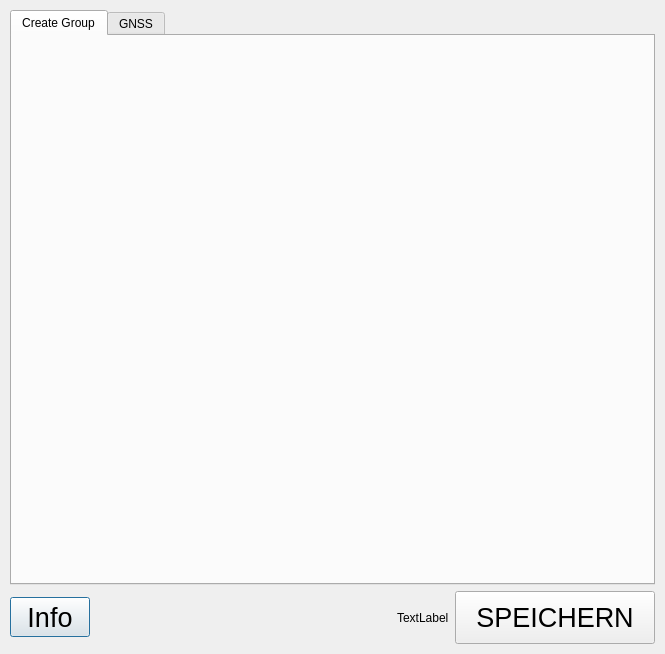
First picture: the form in gui/lfb_regeneration_wildlife_impact_dialog_base.ui, repository b-lack/qgis-fim-plugin, before the edit.
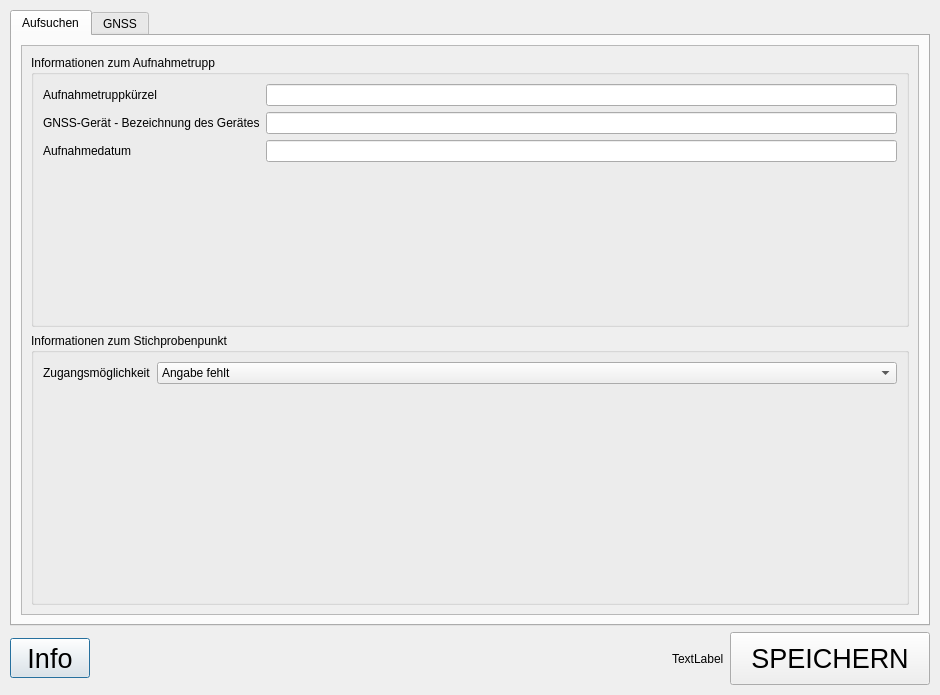
Second picture: the form after the edit. The open tabs and pages were chosen to show the change. Icons and pictures are not drawn.

```diff
--- a/gui/lfb_regeneration_wildlife_impact_dialog_base.ui
+++ b/gui/lfb_regeneration_wildlife_impact_dialog_base.ui
@@ -6,8 +6,8 @@
    <rect>
     <x>0</x>
     <y>0</y>
-    <width>665</width>
-    <height>654</height>
+    <width>940</width>
+    <height>695</height>
    </rect>
   </property>
   <property name="sizePolicy">
@@ -132,39 +132,141 @@
    <item row="0" column="0">
     <widget class="QTabWidget" name="tabWidget">
      <property name="currentIndex">
-      <number>1</number>
+      <number>0</number>
      </property>
      <property name="elideMode">
       <enum>Qt::ElideRight</enum>
      </property>
      <widget class="QWidget" name="tab">
       <attribute name="icon">
-       <iconset theme="dialog-information"/>
+       <iconset theme="dialog-information">
+        <normaloff>.</normaloff>.</iconset>
       </attribute>
       <attribute name="title">
-       <string>Create Group</string>
+       <string>Aufsuchen</string>
       </attribute>
-     </widget>
-     <widget class="QWidget" name="tab_2">
-      <property name="styleSheet">
-       <string notr="true">background-color:rgb(30, 31, 27)</string>
-      </property>
-      <attribute name="icon">
-       <iconset theme="scanner"/>
-      </attribute>
-      <attribute name="title">
-       <string>GNSS</string>
-      </attribute>
-      <widget class="QWidget" name="formLayoutWidget">
+      <layout class="QHBoxLayout" name="horizontalLayout_3">
+       <item>
+        <widget class="QScrollArea" name="scrollArea">
+         <property name="widgetResizable">
+          <bool>true</bool>
+         </property>
+         <widget class="QWidget" name="scrollAreaWidgetContents">
        <property name="geometry">
         <rect>
          <x>0</x>
          <y>0</y>
-         <width>641</width>
-         <height>551</height>
-        </rect>
-       </property>
+            <width>872</width>
+            <height>556</height>
+           </rect>
+          </property>
+          <layout class="QVBoxLayout" name="verticalLayout_2">
+           <item>
+            <widget class="QGroupBox" name="groupBox">
+             <property name="sizePolicy">
+              <sizepolicy hsizetype="Preferred" vsizetype="Minimum">
+               <horstretch>0</horstretch>
+               <verstretch>0</verstretch>
+              </sizepolicy>
+             </property>
+             <property name="title">
+              <string>Informationen zum Aufnahmetrupp</string>
+             </property>
+             <property name="checkable">
+              <bool>false</bool>
+             </property>
+             <layout class="QVBoxLayout" name="verticalLayout">
+              <item>
        <layout class="QFormLayout" name="formLayout">
+                <item row="0" column="0">
+                 <widget class="QLabel" name="label_4">
+                  <property name="text">
+                   <string>Aufnahmetruppkürzel</string>
+                  </property>
+                 </widget>
+                </item>
+                <item row="0" column="1">
+                 <widget class="QLineEdit" name="lineEdit_3"/>
+                </item>
+                <item row="1" column="0">
+                 <widget class="QLabel" name="label_5">
+                  <property name="text">
+                   <string>GNSS-Gerät - Bezeichnung des Gerätes</string>
+                  </property>
+                 </widget>
+                </item>
+                <item row="1" column="1">
+                 <widget class="QLineEdit" name="lineEdit_4"/>
+                </item>
+                <item row="2" column="0">
+                 <widget class="QLabel" name="label_7">
+                  <property name="text">
+                   <string>Aufnahmedatum</string>
+                  </property>
+                 </widget>
+                </item>
+                <item row="2" column="1">
+                 <widget class="QLineEdit" name="lineEdit_5"/>
+                </item>
+               </layout>
+              </item>
+             </layout>
+            </widget>
+           </item>
+           <item>
+            <widget class="QGroupBox" name="groupBox_2">
+             <property name="title">
+              <string>Informationen zum Stichprobenpunkt</string>
+             </property>
+             <layout class="QVBoxLayout" name="verticalLayout_3">
+              <item>
+               <layout class="QFormLayout" name="formLayout_2">
+                <item row="0" column="0">
+                 <widget class="QLabel" name="label_6">
+                  <property name="text">
+                   <string>Zugangsmöglichkeit</string>
+                  </property>
+                 </widget>
+                </item>
+                <item row="0" column="1">
+                 <widget class="QComboBox" name="comboBox">
+                  <item>
+                   <property name="text">
+                    <string>Angabe fehlt</string>
+                   </property>
+                  </item>
+                  <item>
+                   <property name="text">
+                    <string>nicht begehbar, gefährliche Geländebedingung</string>
+                   </property>
+                  </item>
+                 </widget>
+                </item>
+               </layout>
+              </item>
+             </layout>
+            </widget>
+           </item>
+          </layout>
+         </widget>
+        </widget>
+       </item>
+      </layout>
+     </widget>
+     <widget class="QWidget" name="tab_2">
+      <property name="styleSheet">
+       <string notr="true">background-color:rgb(30, 31, 27)</string>
+      </property>
+      <attribute name="icon">
+       <iconset theme="scanner">
+        <normaloff>.</normaloff>.</iconset>
+      </attribute>
+      <attribute name="title">
+       <string>GNSS</string>
+      </attribute>
+      <layout class="QHBoxLayout" name="horizontalLayout_2">
+       <item>
+        <layout class="QGridLayout" name="gridLayout_3">
         <property name="leftMargin">
          <number>10</number>
         </property>
@@ -177,13 +279,6 @@
         <property name="bottomMargin">
          <number>10</number>
         </property>
-        <item row="0" column="0">
-         <widget class="QLabel" name="label">
-          <property name="text">
-           <string>TextLabel</string>
-          </property>
-         </widget>
-        </item>
         <item row="0" column="1">
          <widget class="QLineEdit" name="lineEdit"/>
         </item>
@@ -194,9 +289,6 @@
           </property>
          </widget>
         </item>
-        <item row="1" column="1">
-         <widget class="QLineEdit" name="lABELsdfSdfLineEdit"/>
-        </item>
         <item row="2" column="0" colspan="2">
          <layout class="QGridLayout" name="gridLayout_2">
           <property name="leftMargin">
@@ -211,7 +303,34 @@
           <property name="bottomMargin">
            <number>10</number>
           </property>
-          <item row="1" column="0">
+           <item row="0" column="2">
+            <widget class="QToolButton" name="toolButton">
+             <property name="minimumSize">
+              <size>
+               <width>40</width>
+               <height>40</height>
+              </size>
+             </property>
+             <property name="font">
+              <font>
+               <pointsize>20</pointsize>
+              </font>
+             </property>
+             <property name="cursor">
+              <cursorShape>PointingHandCursor</cursorShape>
+             </property>
+             <property name="text">
+              <string>?</string>
+             </property>
+             <property name="iconSize">
+              <size>
+               <width>23</width>
+               <height>20</height>
+              </size>
+             </property>
+            </widget>
+           </item>
+           <item row="0" column="0">
            <widget class="QLabel" name="label_2">
             <property name="sizePolicy">
              <sizepolicy hsizetype="Fixed" vsizetype="Fixed">
@@ -238,7 +357,7 @@
             </property>
            </widget>
           </item>
-          <item row="1" column="1">
+           <item row="0" column="1">
            <widget class="QLineEdit" name="lineEdit_2">
             <property name="minimumSize">
              <size>
@@ -258,37 +377,21 @@
             </property>
            </widget>
           </item>
-          <item row="1" column="2">
-           <widget class="QToolButton" name="toolButton">
-            <property name="minimumSize">
-             <size>
-              <width>40</width>
-              <height>40</height>
-             </size>
-            </property>
-            <property name="font">
-             <font>
-              <pointsize>20</pointsize>
-             </font>
-            </property>
-            <property name="cursor">
-             <cursorShape>PointingHandCursor</cursorShape>
-            </property>
+          </layout>
+         </item>
+         <item row="1" column="1">
+          <widget class="QLineEdit" name="lABELsdfSdfLineEdit"/>
+         </item>
+         <item row="0" column="0">
+          <widget class="QLabel" name="label">
             <property name="text">
-             <string>?</string>
-            </property>
-            <property name="iconSize">
-             <size>
-              <width>23</width>
-              <height>20</height>
-             </size>
-            </property>
+            <string>TextLabel</string>
+           </property>
            </widget>
           </item>
          </layout>
         </item>
        </layout>
-      </widget>
      </widget>
     </widget>
    </item>
```
Lines whose indentation alone changed are shown as unchanged.
